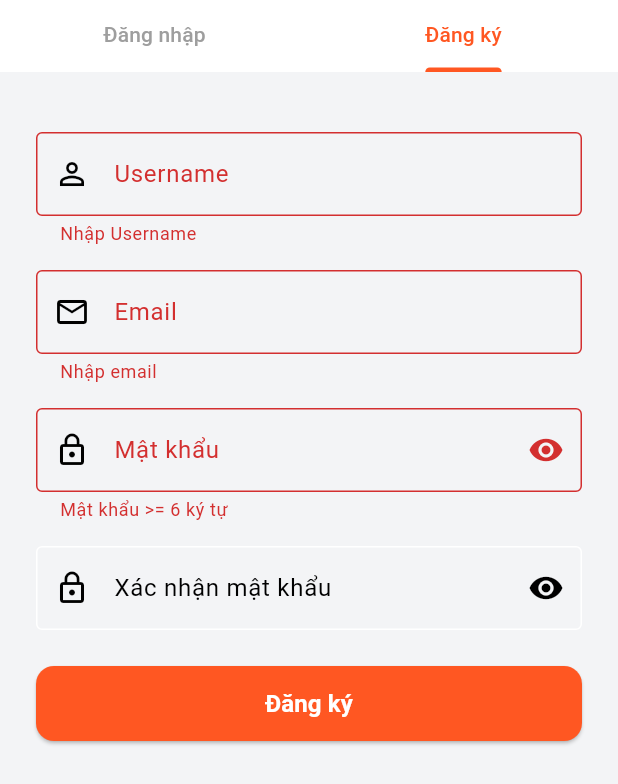
After one commit to D-Luffy-36/pizza_app, a Flutter app: the screen it shows after launch, tab 2 chosen, after a tap on "Đăng ký", on a phone screen of 412 x 824 dp. The commit adds this screen. Shown: the top 784 px of the screen. Run offline on Flutter 3.47's test engine with Material 3 defaults, Android fonts, the phone set to English and light mode, and no system bars; our stand-ins replace bloc, cloud_firestore, equatable, firebase_auth, firebase_core, flutter_bloc; accounts and stored records are empty.

Commit message:
fix authetication, login, sign up

```diff
--- a/lib/app_view.dart
+++ b/lib/app_view.dart
@@ -2,6 +2,7 @@ import 'package:flutter/material.dart';
 import 'package:flutter_bloc/flutter_bloc.dart';
 import 'blocs/authentication_bloc.dart';
 import 'blocs/authentication_state.dart';
+import 'screens/authentication/view/welcom_screen.dart';
 import 'screens/screen.dart';
 
 class MyAppView extends StatelessWidget {
@@ -35,7 +36,7 @@ class MyAppView extends StatelessWidget {
             case AuthenticationStatus.authenticated:
               return const HomeScreen();
             case AuthenticationStatus.unauthenticated:
-              return const LoginScreen();
+              return const WelcomeScreen();
             default:
               return const SplashScreen(); // chỉ khi app mới load
           }
--- a/lib/screens/authentication/blocs/sign_in_bloc/sign_in_bloc.dart
+++ b/lib/screens/authentication/blocs/sign_in_bloc/sign_in_bloc.dart
@@ -13,6 +13,7 @@ class SignInBloc extends Bloc<SignInEvent, SignInState> {
       : _userRepository = userRepository,
         super(SignInInitial()) {
     on<SignInWithEmailAndPasswordRequested>(_onSignInWithEmailAndPasswordRequested);
+    on<SignOutRequired>(_onSignOutRequested);
   }
 
   Future<void> _onSignInWithEmailAndPasswordRequested(
@@ -31,4 +32,9 @@ class SignInBloc extends Bloc<SignInEvent, SignInState> {
       emit(SignInFailure(e.toString()));
     }
   }
+
+  _onSignOutRequested(SignOutRequired event, Emitter<SignInState> emit) async {
+    await _userRepository.logOut();
+    emit(SignInInitial());
+  }
 }
--- a/lib/screens/authentication/blocs/sign_in_bloc/sign_in_event.dart
+++ b/lib/screens/authentication/blocs/sign_in_bloc/sign_in_event.dart
@@ -21,3 +21,5 @@ final class SignInWithEmailAndPasswordRequested extends SignInEvent {
   @override
   List<Object> get props => [email, password];
 }
+
+class SignOutRequired extends SignInEvent {}
--- a/lib/screens/authentication/blocs/sign_up_bloc/sign_up_bloc.dart
+++ b/lib/screens/authentication/blocs/sign_up_bloc/sign_up_bloc.dart
@@ -1,13 +1,29 @@
 import 'package:bloc/bloc.dart';
 import 'package:meta/meta.dart';
-
+import 'package:equatable/equatable.dart';
+import 'package:user_repository/user_repository.dart';
 part 'sign_up_event.dart';
 part 'sign_up_state.dart';
 
 class SignUpBloc extends Bloc<SignUpEvent, SignUpState> {
-  SignUpBloc() : super(SignUpInitial()) {
-    on<SignUpEvent>((event, emit) {
-      // TODO: implement event handler
-    });
+
+  final UserRepository _userRepository;
+
+  SignUpBloc({required UserRepository userRepository})
+      : _userRepository = userRepository,
+        super(SignUpInitial()) {
+    on<SignUpRequired>(_onSignUpRequired);
   }
+
+  Future<void> _onSignUpRequired(
+      SignUpRequired event, Emitter<SignUpState> emit) async {
+    emit(SignUpLoading());
+    try {
+      await _userRepository.signUp(event.user, event.password);
+      emit(SignUpSuccess());
+    } catch (e) {
+      emit(SignUpFailure(errorMessage: e.toString()) );
+    }
+  }
+
 }
--- a/lib/screens/authentication/blocs/sign_up_bloc/sign_up_event.dart
+++ b/lib/screens/authentication/blocs/sign_up_bloc/sign_up_event.dart
@@ -1,4 +1,19 @@
 part of 'sign_up_bloc.dart';
 
 @immutable
-sealed class SignUpEvent {}
+sealed class SignUpEvent extends Equatable {
+  const SignUpEvent();
+
+  @override
+  List<Object> get props => [];
+}
+
+class SignUpRequired extends SignUpEvent {
+  final MyUser user;
+  final String password;
+
+  const SignUpRequired({required this.user, required this.password});
+
+  @override
+  List<Object> get props => [user, password];
+}
--- a/lib/screens/authentication/blocs/sign_up_bloc/sign_up_state.dart
+++ b/lib/screens/authentication/blocs/sign_up_bloc/sign_up_state.dart
@@ -1,6 +1,18 @@
 part of 'sign_up_bloc.dart';
 
 @immutable
-sealed class SignUpState {}
+sealed class SignUpState extends Equatable {
+  @override
+  List<Object?> get props => [];
+}
 
 final class SignUpInitial extends SignUpState {}
+
+class SignUpLoading extends SignUpState {}
+
+class SignUpSuccess extends SignUpState {}
+
+class SignUpFailure extends SignUpState {
+  final String errorMessage;
+  SignUpFailure({required this.errorMessage});
+}
--- a/lib/screens/authentication/view/login_screen.dart
+++ b/lib/screens/authentication/view/login_screen.dart
@@ -1,9 +1,8 @@
 import 'package:flutter/material.dart';
 import 'package:flutter_bloc/flutter_bloc.dart';
 import 'package:user_repository/user_repository.dart';
-
-import '../../screen.dart';
 import '../blocs/sign_in_bloc/sign_in_bloc.dart';
+import '../widgets/widget.dart';
 
 class LoginScreen extends StatefulWidget {
   const LoginScreen({super.key});
@@ -15,7 +14,9 @@ class LoginScreen extends StatefulWidget {
 class _LoginScreenState extends State<LoginScreen> {
   final emailController = TextEditingController();
   final passwordController = TextEditingController();
+  final _formKey = GlobalKey<FormState>();
 
+  @override
   void dispose() {
     emailController.dispose();
     passwordController.dispose();
@@ -24,157 +25,115 @@ class _LoginScreenState extends State<LoginScreen> {
 
   @override
   Widget build(BuildContext context) {
-    return BlocProvider(
+    final size = MediaQuery.of(context).size;
 
-      create: (context) => SignInBloc(
-        userRepository: context.read<UserRepository>(), // giờ lấy được
-      ),
-      child: Scaffold(
-        backgroundColor: const Color(0xFFF3F4F6), // gray-100
-        body: Center(
-          child: SingleChildScrollView(
-            padding: const EdgeInsets.all(24),
-            child: Card(
-              elevation: 12,
-              shape: RoundedRectangleBorder(
-                borderRadius: BorderRadius.circular(16),
-              ),
-              child: BlocListener<SignInBloc, SignInState>(
+    return Scaffold(
+      backgroundColor: const Color(0xFFF3F4F6),
+      body: BlocConsumer<SignInBloc, SignInState>(
         listener: (context, state) {
-                  if (state is SignInLoading) {
-                    showDialog(
-                      context: context,
-                      barrierDismissible: false,
-                      builder:
-                          (context) =>
-                              const Center(child: CircularProgressIndicator()),
-                    );
-                  } else {
-                    // Đóng dialog nếu đang mở
-                    Navigator.of(context, rootNavigator: true).pop();
-
           if (state is SignInSuccess) {
             ScaffoldMessenger.of(context).showSnackBar(
-                        const SnackBar(content: Text('Đăng nhập thành công!')),
+              const SnackBar(content: Text("Đăng nhập thành công!")),
             );
+            // Nếu dùng AuthWrapper, app sẽ tự điều hướng
           } else if (state is SignInFailure) {
             ScaffoldMessenger.of(context).showSnackBar(
               SnackBar(content: Text(state.errorMessage)),
             );
           }
-                  }
         },
-                child: Padding(
+        builder: (context, state) {
+          return Stack(
+            children: [
+              SingleChildScrollView(
                 padding: const EdgeInsets.all(24),
-                  child: Column(
-                    mainAxisSize: MainAxisSize.min,
-                    children: [_buildLoginForm(context)],
+                child: SizedBox(
+                  width: size.width * 0.9,
+                  height: size.height * 0.5,
+                  child: _buildLoginForm(context),
                 ),
               ),
+              if (state is SignInLoading)
+                Container(
+                  color: Colors.black45,
+                  child: const Center(child: CircularProgressIndicator()),
                 ),
-            ),
-          ),
-        ),
+            ],
+          );
+        },
       ),
     );
   }
 
   Widget _buildLoginForm(BuildContext context) {
-    return Column(
+    return Form(
+      key: _formKey,
+      child: Column(
+        mainAxisSize: MainAxisSize.min,
         children: [
-        _buildLogo(),
           const SizedBox(height: 16),
-        _buildTitle(),
-        const SizedBox(height: 24),
           _buildEmailField(emailController),
           const SizedBox(height: 16),
           _buildPasswordField(passwordController),
           const SizedBox(height: 24),
           _buildLoginButton(context),
-        const SizedBox(height: 16),
-        _buildRegisterLink(),
         ],
-    );
-  }
-
-  // 🍕 Logo
-  Widget _buildLogo() {
-    return const Icon(
-      Icons.local_pizza, // đổi thành pizza icon
-      size: 80,
-      color: Colors.deepOrange,
-    );
-  }
-
-  // Title
-  Widget _buildTitle() {
-    return const Text(
-      "Đăng nhập Pizza",
-      style: TextStyle(
-        fontSize: 24,
-        fontWeight: FontWeight.bold,
-        color: Colors.deepOrange,
       ),
     );
   }
 
-  // Email input
   Widget _buildEmailField(TextEditingController emailController) {
-    return TextField(
+    return MyTextField(
+      labelText: "Email",
       controller: emailController,
-      decoration: const InputDecoration(
-        labelText: "Email",
-        border: OutlineInputBorder(),
-        prefixIcon: Icon(Icons.email_outlined),
+      isPassword: false,
+      validator: (v) {
+        if (v == null || v.isEmpty) return "Email không được để trống";
+        if (!RegExp(r'^[\w-\.]+@([\w-]+\.)+[\w-]{2,4}$').hasMatch(v))
+          return "Email không hợp lệ";
+        return null;
+      },
+      prefixIcon: Icons.email_outlined,
+    );
+  }
+
+  Widget _buildPasswordField(TextEditingController passwordController) {
+    return MyTextField(
+      labelText: "Mật khẩu",
+      controller: passwordController,
+      isPassword: true,
+      validator: (v) => v == null || v.length < 6 ? "Mật khẩu >= 6 ký tự" : null,
+      prefixIcon: Icons.lock_outline,
+    );
+  }
+
+  Widget _buildLoginButton(BuildContext context) {
+    return SizedBox(
+      width: double.infinity,
+      child: ElevatedButton(
+        onPressed: () {
+          if (_formKey.currentState!.validate()) {
+            context.read<SignInBloc>().add(
+              SignInWithEmailAndPasswordRequested(
+                email: emailController.text.trim(),
+                password: passwordController.text.trim(),
               ),
             );
           }
-
-  // Password input
-  Widget _buildPasswordField(TextEditingController passwordController) {
-    return TextField(
-      obscureText: true,
-      controller: passwordController,
-      decoration: const InputDecoration(
-        labelText: "Mật khẩu",
-        border: OutlineInputBorder(),
-        prefixIcon: Icon(Icons.lock_outline),
-      ),
-    );
-  }
-
-  // Login button
-  Widget _buildLoginButton(BuildContext context) {
-
-    return ElevatedButton(
-      onPressed: () {
-        final email = emailController.text.trim();
-        final password = passwordController.text.trim();
-        // TODO: handle login
-        context.read<SignInBloc>().add(
-          SignInWithEmailAndPasswordRequested(email: email, password: password),
-        );
         },
         style: ElevatedButton.styleFrom(
           backgroundColor: Colors.deepOrange,
           foregroundColor: Colors.white,
           minimumSize: const Size(double.infinity, 50),
-        shape: RoundedRectangleBorder(borderRadius: BorderRadius.circular(12)),
+          shape: RoundedRectangleBorder(
+            borderRadius: BorderRadius.circular(12),
+          ),
         ),
         child: const Text(
           "Đăng nhập",
           style: TextStyle(fontSize: 16, fontWeight: FontWeight.w600),
         ),
-    );
-  }
-
-  // Register link
-  Widget _buildRegisterLink() {
-    return TextButton(
-      onPressed: () {
-        // TODO: handle register navigation
-      },
-      child: const Text("Chưa có tài khoản? Đăng ký"),
+      ),
     );
   }
 }
--- /dev/null
+++ b/lib/screens/authentication/view/sign_up_screen.dart
@@ -0,0 +1,168 @@
+import 'package:flutter/material.dart';
+import 'package:flutter_bloc/flutter_bloc.dart';
+import 'package:user_repository/user_repository.dart';
+import '../blocs/sign_up_bloc/sign_up_bloc.dart';
+import '../widgets/my_text_field.dart';
+
+class SignUpScreen extends StatefulWidget {
+  const SignUpScreen({super.key});
+
+  @override
+  State<SignUpScreen> createState() => _SignUpScreenState();
+}
+
+class _SignUpScreenState extends State<SignUpScreen> {
+  final _formKey = GlobalKey<FormState>();
+  final nameController = TextEditingController();
+  final emailController = TextEditingController();
+  final passwordController = TextEditingController();
+  final confirmController = TextEditingController();
+
+  @override
+  void dispose() {
+    nameController.dispose();
+    emailController.dispose();
+    passwordController.dispose();
+    confirmController.dispose();
+    super.dispose();
+  }
+
+  @override
+  Widget build(BuildContext context) {
+    return BlocProvider(
+      create: (_) => SignUpBloc(userRepository: context.read<UserRepository>()),
+      child: Scaffold(
+        backgroundColor: const Color(0xFFF3F4F6),
+        body: BlocConsumer<SignUpBloc, SignUpState>(
+          listener: (context, state) {
+            if (state is SignUpSuccess) {
+              ScaffoldMessenger.of(context).showSnackBar(
+                const SnackBar(content: Text("Đăng ký thành công!")),
+              );
+            } else if (state is SignUpFailure) {
+              ScaffoldMessenger.of(context).showSnackBar(
+                SnackBar(content: Text(state.errorMessage)),
+              );
+            }
+          },
+          builder: (context, state) {
+            return Stack(
+              children: [
+                SingleChildScrollView(
+                  padding: const EdgeInsets.all(24),
+                  child: Form(
+                    key: _formKey,
+                    child: Column(
+                      mainAxisSize: MainAxisSize.min,
+                      children: [
+                        const SizedBox(height: 16),
+                        _buildNameField(),
+                        const SizedBox(height: 16),
+                        _buildEmailField(),
+                        const SizedBox(height: 16),
+                        _buildPasswordField(),
+                        const SizedBox(height: 16),
+                        _buildConfirmPasswordField(),
+                        const SizedBox(height: 24),
+                        _buildSignUpButton(context),
+                        const SizedBox(height: 24),
+                      ],
+                    ),
+                  ),
+                ),
+                // Overlay spinner khi loading
+                if (state is SignUpLoading)
+                  Container(
+                    color: Colors.black45,
+                    child: const Center(
+                      child: CircularProgressIndicator(),
+                    ),
+                  ),
+              ],
+            );
+          },
+        ),
+      ),
+    );
+  }
+
+  Widget _buildNameField() {
+    return MyTextField(
+      labelText: "Username",
+      controller: nameController,
+      isPassword: false,
+      validator: (v) => v == null || v.isEmpty ? "Nhập Username" : null,
+      prefixIcon: Icons.person_outline,
+    );
+  }
+
+  Widget _buildEmailField() {
+    return MyTextField(
+      labelText: "Email",
+      controller: emailController,
+      isPassword: false,
+      validator: (v) {
+        if (v == null || v.isEmpty) return "Nhập email";
+        if (!RegExp(r'^[\w-\.]+@([\w-]+\.)+[\w-]{2,4}$').hasMatch(v))
+          return "Email không hợp lệ";
+        return null;
+      },
+      prefixIcon: Icons.email_outlined,
+    );
+  }
+
+  Widget _buildPasswordField() {
+    return MyTextField(
+      labelText: "Mật khẩu",
+      controller: passwordController,
+      isPassword: true,
+      validator: (v) => v == null || v.length < 6 ? "Mật khẩu >= 6 ký tự" : null,
+      prefixIcon: Icons.lock_outline,
+    );
+  }
+
+  Widget _buildConfirmPasswordField() {
+    return MyTextField(
+      labelText: "Xác nhận mật khẩu",
+      controller: confirmController,
+      isPassword: true,
+      validator: (v) => v != passwordController.text ? "Mật khẩu không khớp" : null,
+      prefixIcon: Icons.lock_outline,
+    );
+  }
+
+  Widget _buildSignUpButton(BuildContext context) {
+    return SizedBox(
+      width: double.infinity,
+      child: ElevatedButton(
+        style: ElevatedButton.styleFrom(
+          backgroundColor: Colors.deepOrange,
+          foregroundColor: Colors.white,
+          minimumSize: const Size(double.infinity, 50),
+          shape: RoundedRectangleBorder(
+            borderRadius: BorderRadius.circular(12),
+          ),
+        ),
+        onPressed: () {
+          if (_formKey.currentState!.validate()) {
+            context.read<SignUpBloc>().add(
+              SignUpRequired(
+                user: MyUser(
+                  userId: '',
+                  email: emailController.text.trim(),
+                  name: nameController.text.trim(),
+                  hasActiveCart: false,
+                ),
+                password: passwordController.text.trim(),
+              ),
+            );
+          }
+        },
+        child: const Text(
+          "Đăng ký",
+          style: TextStyle(fontSize: 16, fontWeight: FontWeight.w600),
+        ),
+      ),
+    );
+  }
+}
--- /dev/null
+++ b/lib/screens/authentication/view/welcom_screen.dart
@@ -0,0 +1,50 @@
+import 'package:flutter/material.dart';
+import './login_screen.dart';
+import './sign_up_screen.dart';
+
+class WelcomeScreen extends StatefulWidget {
+  const WelcomeScreen({super.key});
+
+  @override
+  State<WelcomeScreen> createState() => _WelcomeScreenState();
+}
+
+class _WelcomeScreenState extends State<WelcomeScreen> with TickerProviderStateMixin {
+  late TabController tabController;
+
+  @override
+  void initState() {
+    super.initState();
+    tabController = TabController(length: 2, vsync: this, initialIndex: 0);
+  }
+
+  @override
+  Widget build(BuildContext context) {
+    return Scaffold(
+      backgroundColor: Colors.white,
+      body: Column(
+        children: [
+          TabBar(
+            controller: tabController,
+            labelColor: Colors.deepOrange,
+            unselectedLabelColor: Colors.grey,
+            indicatorColor: Colors.deepOrange,
+            tabs: const [
+              Tab(text: 'Đăng nhập'),
+              Tab(text: 'Đăng ký'),
+            ],
+          ),
+          Expanded(
+            child: TabBarView(
+              controller: tabController,
+              children: const [
+                LoginScreen(),
+                SignUpScreen(),
+              ],
+            ),
+          ),
+        ],
+      ),
+    );
+  }
+}
--- /dev/null
+++ b/lib/screens/authentication/widgets/my_text_field.dart
@@ -0,0 +1,59 @@
+import 'package:flutter/material.dart';
+
+typedef Validator = String? Function(String?);
+
+class MyTextField extends StatefulWidget {
+  final String labelText;
+  final TextEditingController controller;
+  final Validator? validator;
+  final bool isPassword; // thêm flag xác định đây có phải password hay không
+  final IconData? prefixIcon;
+
+  const MyTextField({
+    super.key,
+    required this.labelText,
+    required this.controller,
+    this.validator,
+    this.isPassword = false, // default false
+    this.prefixIcon,
+  });
+
+  @override
+  State<MyTextField> createState() => _MyTextFieldState();
+}
+
+class _MyTextFieldState extends State<MyTextField> {
+  late bool _obscureText;
+
+  @override
+  void initState() {
+    super.initState();
+    _obscureText = widget.isPassword; // chỉ ẩn text nếu là password
+  }
+
+  void _toggleVisibility() {
+    setState(() {
+      _obscureText = !_obscureText;
+    });
+  }
+
+  @override
+  Widget build(BuildContext context) {
+    return TextFormField(
+      controller: widget.controller,
+      obscureText: _obscureText,
+      decoration: InputDecoration(
+        labelText: widget.labelText,
+        border: const OutlineInputBorder(),
+        prefixIcon: Icon(widget.prefixIcon ?? (widget.isPassword ? Icons.lock_outline : Icons.text_fields)),
+        suffixIcon: widget.isPassword
+            ? IconButton(
+          icon: Icon(_obscureText ? Icons.visibility : Icons.visibility_off),
+          onPressed: _toggleVisibility,
+        )
+            : null,
+      ),
+      validator: widget.validator,
+    );
+  }
+}
--- /dev/null
+++ b/lib/screens/authentication/widgets/widget.dart
@@ -0,0 +1 @@
+export 'my_text_field.dart';
--- a/packages/user_repository/lib/src/firebase_user_repo.dart
+++ b/packages/user_repository/lib/src/firebase_user_repo.dart
@@ -54,6 +54,7 @@ class FirebaseUserRepository implements UserRepository {
       }
 
       // 2️⃣ Lưu thông tin chi tiết user vào Firestore
+      // to Entity
       final userEntity = MyUserEntity(
         userId: firebaseUser.uid,
         email: myUser.email,
```
Also changed, not shown: lib/main.dart (+53 -11 lines), lib/screens/authentication/handler/login_state_handler.dart (added, +25 -0 lines), lib/screens/authentication/handler/sign_up_state_handler.dart (added, +44 -0 lines), lib/screens/home/view/home_screen.dart (+36 -8 lines). Lines whose indentation alone changed are shown as unchanged.
